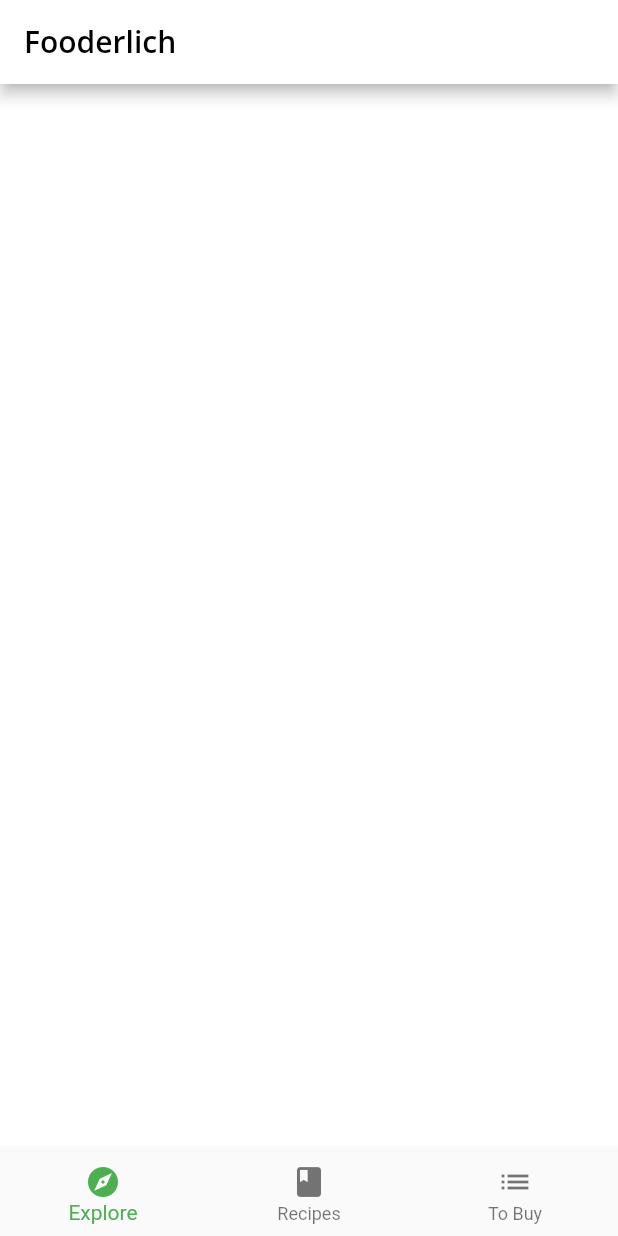
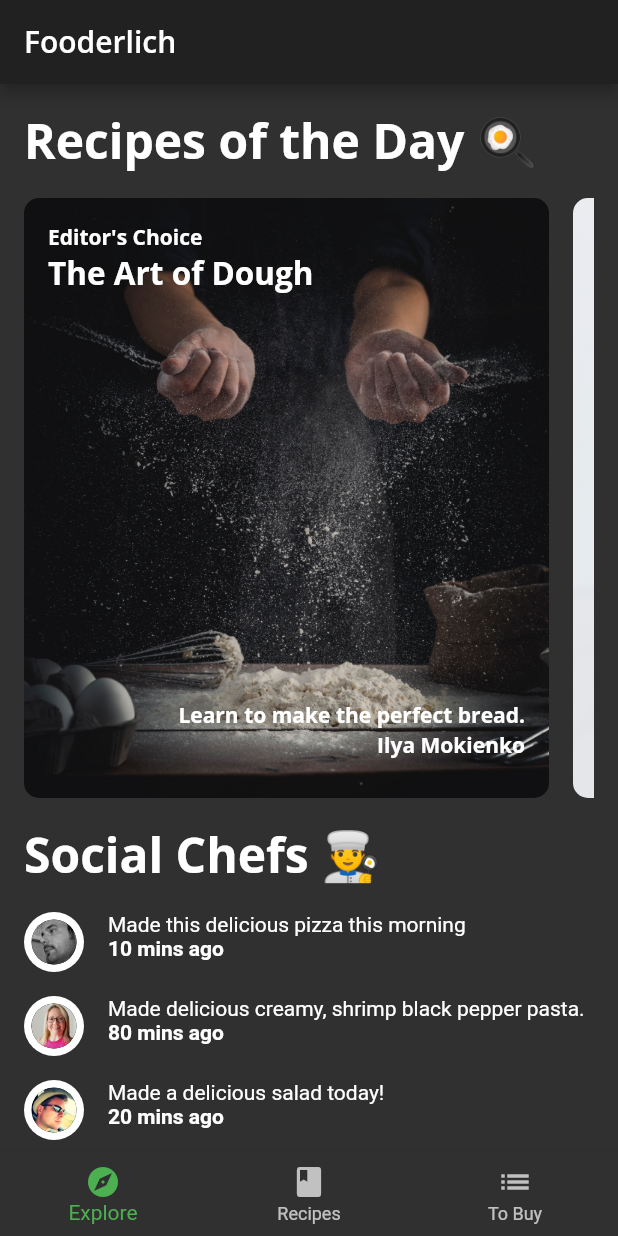
Before and after one commit to Mxhito/fooderlich, a Flutter app: the screen it shows after launch, on a phone screen of 412 x 824 dp. Run offline on Flutter 3.47's test engine with Material 2 defaults, Android fonts, the phone set to English and light mode, and no system bars; our stand-ins replace google_fonts.

Commit message:
#5 finished

```diff
--- a/assets/sample_data/sample_explore_recipes.json
+++ b/assets/sample_data/sample_explore_recipes.json
@@ -8,13 +8,18 @@
             "backgroundImage": "assets/magazine_pics/card_bread.jpg",
             "backgroundImageSource": "https://www.foodiesfeed.com/free-food-photo/baker-with-wheat-flour/",
             "message": "Learn to make the perfect bread.",
-            "authorName": "Ray Wenderlich",
-            "role": "Founder of Raywenderlich",
+            "authorName": "Ilya Mokienko",
+            "role": "Flutter Developer",
             "authorImage": "assets/profile_pics/person_ray.jpeg",
             "durationInMinutes": 15,
             "dietType": "🌯Standard",
             "calories": 136,
-            "tags": ["Carbs", "Dough", "Crunchy", "Yummy"],
+            "tags": [
+                "Carbs",
+                "Dough",
+                "Crunchy",
+                "Yummy"
+            ],
             "description": "food made of flour, water, and yeast or another leavening agent, mixed together and baked: a loaf of bread",
             "source": "Apple Dictionary",
             "ingredients": [
@@ -50,13 +55,18 @@
             "backgroundImage": "assets/magazine_pics/card_smoothie.png",
             "backgroundImageSource": "https://www.foodiesfeed.com/free-food-photo/peanut-butter-and-banana-smoothie/",
             "message": "Much Tasty, Wow Smooth, Oh Nutty",
-            "authorName": "Mike Katz",
-            "role": "Smoothie Connoisseur",
+            "authorName": "Ilya Mokienko",
+            "role": "Flutter Developer",
             "profileImage": "assets/profile_pics/person_katz.jpeg",
             "durationInMinutes": 15,
             "dietType": "Standard",
             "calories": 136,
-            "tags": ["Drink", "Nuts", "Smooth", "Energy"],
+            "tags": [
+                "Drink",
+                "Nuts",
+                "Smooth",
+                "Energy"
+            ],
             "description": "a thick, smooth drink of fresh fruit pureed with milk, yogurt, or ice cream.",
             "source": "Apple Dictionary",
             "ingredients": [
@@ -102,13 +112,17 @@
             "backgroundImage": "assets/magazine_pics/card_salad.png",
             "backgroundImageSource": "https://www.foodiesfeed.com/free-food-photo/green-salad-with-bread/",
             "message": "Learn how to make a killer salad",
-            "authorName": "Kevin Moore",
-            "role": "Author at RW",
+            "authorName": "Ilya Mokienko",
+            "role": "Flutter Developer",
             "profileImage": "assets/profile_pics/person_kevin.jpeg",
             "durationInMinutes": 15,
             "dietType": "🌱 Vegan",
             "calories": 136,
-            "tags": ["Healthy", "Salads", "Lunch"],
+            "tags": [
+                "Healthy",
+                "Salads",
+                "Lunch"
+            ],
             "description": "a cold dish of various mixtures of raw or cooked vegetables, usually seasoned with oil, vinegar, or other dressing and sometimes accompanied by meat, fish, or other ingredients: a green salad",
             "source": "Apple Dictionary",
             "ingredients": [
@@ -164,7 +178,18 @@
             "durationInMinutes": null,
             "dietType": null,
             "calories": null,
-            "tags": ["Healthy", "Vegan", "Carrots", "Greens", "Wheat", "Pescetarian", "Mint", "Lemongrass", "Salad", "Water"],
+            "tags": [
+                "Healthy",
+                "Vegan",
+                "Carrots",
+                "Greens",
+                "Wheat",
+                "Pescetarian",
+                "Mint",
+                "Lemongrass",
+                "Salad",
+                "Water"
+            ],
             "description": null,
             "source": null,
             "ingredients": null,
--- a/lib/components/author_card.dart
+++ b/lib/components/author_card.dart
@@ -1,6 +1,6 @@
 import 'package:flutter/material.dart';
 
-import '../fooderlich_theme.dart';
+import '../screens/fooderlich_theme.dart';
 import 'circle_image.dart';
 
 class AuthorCard extends StatefulWidget {
--- a/lib/components/card1.dart
+++ b/lib/components/card1.dart
@@ -1,6 +1,6 @@
 import 'package:flutter/material.dart';
 
-import '../fooderlich_theme.dart';
+import '../screens/fooderlich_theme.dart';
 import '../models/models.dart';
 
 class Card1 extends StatelessWidget {
--- a/lib/components/card2.dart
+++ b/lib/components/card2.dart
@@ -1,6 +1,6 @@
 import 'package:flutter/material.dart';
 
-import '../fooderlich_theme.dart';
+import '../screens/fooderlich_theme.dart';
 import '../models/models.dart';
 import 'author_card.dart';
 
--- a/lib/components/card3.dart
+++ b/lib/components/card3.dart
@@ -1,6 +1,6 @@
 import 'package:flutter/material.dart';
 
-import '../fooderlich_theme.dart';
+import '../screens/fooderlich_theme.dart';
 import '../models/models.dart';
 
 class Card3 extends StatelessWidget {
--- a/lib/components/components.dart
+++ b/lib/components/components.dart
@@ -3,3 +3,8 @@ export 'card1.dart';
 export 'card2.dart';
 export 'card3.dart';
 export 'circle_image.dart';
+export 'today_recipe_list_view.dart';
+export 'friend_post_tile.dart';
+export 'friend_post_list_view.dart';
+export 'recipe_thumbnail.dart';
+export 'recipes_grid_view.dart';
--- /dev/null
+++ b/lib/components/friend_post_list_view.dart
@@ -0,0 +1,45 @@
+import 'package:flutter/material.dart';
+
+import '../models/models.dart';
+import 'components.dart';
+
+class FriendPostListView extends StatelessWidget {
+  const FriendPostListView({Key? key, required this.friendPost})
+      : super(key: key);
+
+  final List<Post> friendPost;
+
+  @override
+  Widget build(BuildContext context) {
+    return Padding(
+      padding: const EdgeInsets.only(
+        left: 16,
+        right: 16,
+        top: 0,
+      ),
+      child: Column(
+        crossAxisAlignment: CrossAxisAlignment.start,
+        children: [
+          Text('Social Chefs 👨‍🍳',
+              style: Theme.of(context).textTheme.headline1),
+          const SizedBox(height: 16),
+          ListView.separated(
+            primary: false,
+            physics: const NeverScrollableScrollPhysics(),
+            shrinkWrap: true,
+            scrollDirection: Axis.vertical,
+            itemCount: friendPost.length,
+            itemBuilder: (context, index) {
+              final post = friendPost[index];
+              return FriendPostTile(post: post);
+            },
+            separatorBuilder: (contex, index) {
+              return const SizedBox(height: 16);
+            },
+          ),
+          const SizedBox(height: 16),
+        ],
+      ),
+    );
+  }
+}
--- /dev/null
+++ b/lib/components/friend_post_tile.dart
@@ -0,0 +1,37 @@
+import 'package:flutter/material.dart';
+
+import '../components/components.dart';
+import '../models/models.dart';
+
+class FriendPostTile extends StatelessWidget {
+  const FriendPostTile({Key? key, required this.post}) : super(key: key);
+
+  final Post post;
+
+  @override
+  Widget build(BuildContext context) {
+    return Row(
+      mainAxisAlignment: MainAxisAlignment.start,
+      crossAxisAlignment: CrossAxisAlignment.start,
+      children: [
+        CircleImage(
+          imageProvider: AssetImage(post.profileImageUrl),
+          imageRadius: 20,
+        ),
+        const SizedBox(width: 16),
+        Expanded(
+          child: Column(
+            crossAxisAlignment: CrossAxisAlignment.start,
+            children: [
+              Text(post.comment),
+              Text(
+                '${post.timestamp} mins ago',
+                style: const TextStyle(fontWeight: FontWeight.w700),
+              ),
+            ],
+          ),
+        ),
+      ],
+    );
+  }
+}
--- /dev/null
+++ b/lib/components/today_recipe_list_view.dart
@@ -0,0 +1,59 @@
+import 'package:flutter/material.dart';
+
+import '../components/components.dart';
+import '../models/models.dart';
+
+class TodayRecipeListView extends StatelessWidget {
+  const TodayRecipeListView({Key? key, required this.recipes})
+      : super(key: key);
+
+  final List<ExploreRecipe> recipes;
+
+  @override
+  Widget build(BuildContext context) {
+    return Padding(
+      padding: const EdgeInsets.only(
+        left: 16,
+        right: 16,
+        top: 16,
+      ),
+      child: Column(
+        crossAxisAlignment: CrossAxisAlignment.start,
+        children: [
+          Text(
+            'Recipes of the Day 🍳',
+            style: Theme.of(context).textTheme.headline1,
+          ),
+          const SizedBox(height: 16),
+          Container(
+            height: 400,
+            color: Colors.transparent,
+            child: ListView.separated(
+              scrollDirection: Axis.horizontal,
+              itemCount: recipes.length,
+              itemBuilder: (context, index) {
+                final recipe = recipes[index];
+                return buildCard(recipe);
+              },
+              separatorBuilder: (context, index) {
+                return const SizedBox(width: 16);
+              },
+            ),
+          ),
+        ],
+      ),
+    );
+  }
+
+  Widget buildCard(ExploreRecipe recipe) {
+    if (recipe.cardType == RecipeCardType.card1) {
+      return Card1(recipe: recipe);
+    } else if (recipe.cardType == RecipeCardType.card2) {
+      return Card2(recipe: recipe);
+    } else if (recipe.cardType == RecipeCardType.card3) {
+      return Card3(recipe: recipe);
+    } else {
+      throw Exception('This card doesn\'t exist yet');
+    }
+  }
+}
--- /dev/null
+++ b/lib/screens/explore_screen.dart
@@ -0,0 +1,34 @@
+import 'package:flutter/material.dart';
+
+import '../api/mock_fooderlich_service.dart';
+import '../components/components.dart';
+import '../models/models.dart';
+
+class ExploreScreen extends StatelessWidget {
+  final mockServise = MockFooderlichService();
+
+  ExploreScreen({Key? key}) : super(key: key);
+
+  @override
+  Widget build(BuildContext context) {
+    return FutureBuilder(
+      future: mockServise.getExploreData(),
+      builder: (context, AsyncSnapshot<ExploreData> snapshot) {
+        if (snapshot.connectionState == ConnectionState.done) {
+          return ListView(
+            scrollDirection: Axis.vertical,
+            children: [
+              TodayRecipeListView(recipes: snapshot.data?.todayRecipes ?? []),
+              const SizedBox(height: 16),
+              FriendPostListView(friendPost: snapshot.data?.friendPosts ?? []),
+            ],
+          );
+        } else {
+          return const Center(
+            child: CircularProgressIndicator(),
+          );
+        }
+      },
+    );
+  }
+}
--- a/lib/home.dart
+++ b/lib/screens/home.dart
@@ -1,4 +1,6 @@
 import 'package:flutter/material.dart';
+import 'explore_screen.dart';
+import 'recipes_screen.dart';
 
 class Home extends StatefulWidget {
   const Home({Key? key}) : super(key: key);
@@ -11,10 +13,8 @@ class _HomeState extends State<Home> {
   int _selectedIndex = 0;
 
   static List<Widget> pages = <Widget>[
-    // TODO: Replace with ExploreScreen
-    Container(color: Colors.white),
-    // TODO: Replace with RecipesScreen
-    Container(color: Colors.green),
+    ExploreScreen(),
+    RecipesScreen(),
     Container(color: Colors.blue),
   ];
 
--- a/lib/main.dart
+++ b/lib/screens/main.dart
@@ -11,7 +11,7 @@ class Fooderlich extends StatelessWidget {
   const Fooderlich({Key? key}) : super(key: key);
   @override
   Widget build(BuildContext context) {
-    final theme = FooderlichTheme.light();
+    final theme = FooderlichTheme.dark();
     return MaterialApp(
       theme: theme,
       title: 'Fooderlich',
--- a/pubspec.yaml
+++ b/pubspec.yaml
@@ -29,3 +29,7 @@ flutter:
 
   assets:
     - assets/
+    - assets/food_pics/
+    - assets/magazine_pics/
+    - assets/profile_pics/
+    - assets/sample_data/
```
Also changed, not shown: lib/components/recipe_thumbnail.dart (added, +40 -0 lines), lib/components/recipes_grid_view.dart (added, +31 -0 lines), lib/screens/recipes_screen.dart (added, +24 -0 lines), lib/screens/fooderlich_theme.dart (renamed from lib/fooderlich_theme.dart).
